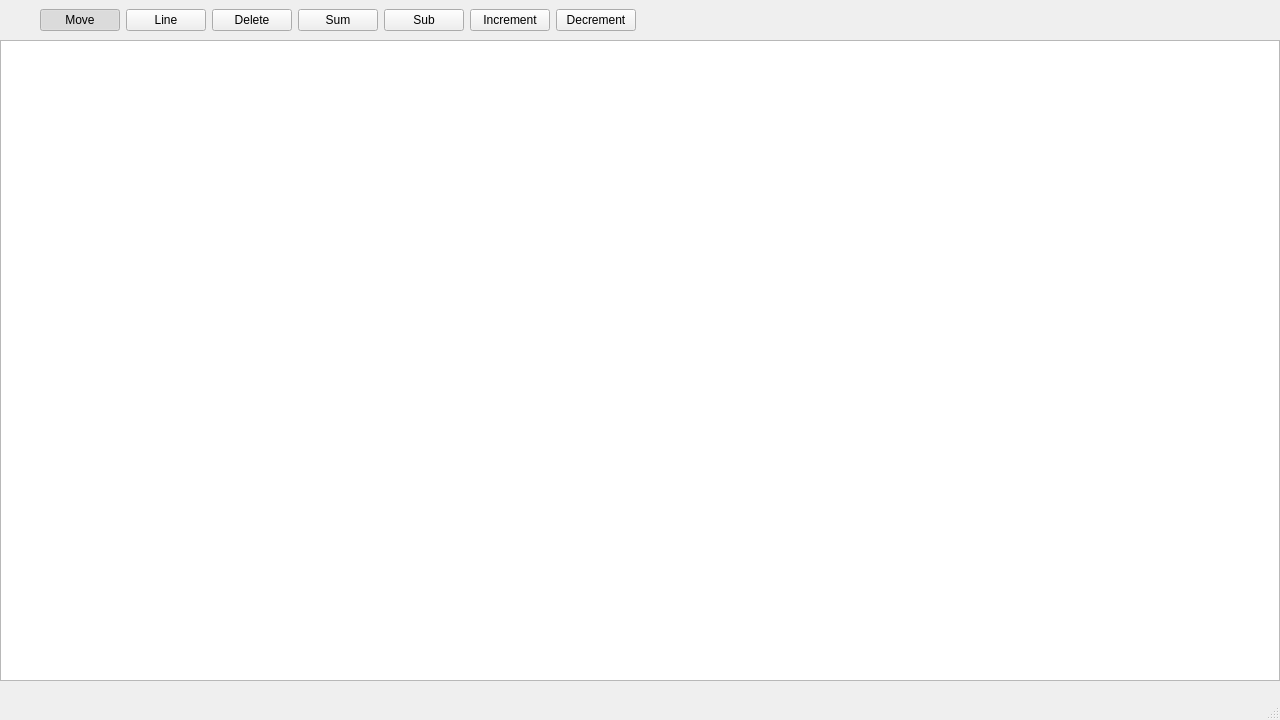
Above: src/mainwindow.ui from RichardFilo/ICP before the change. Below: the same form after it.
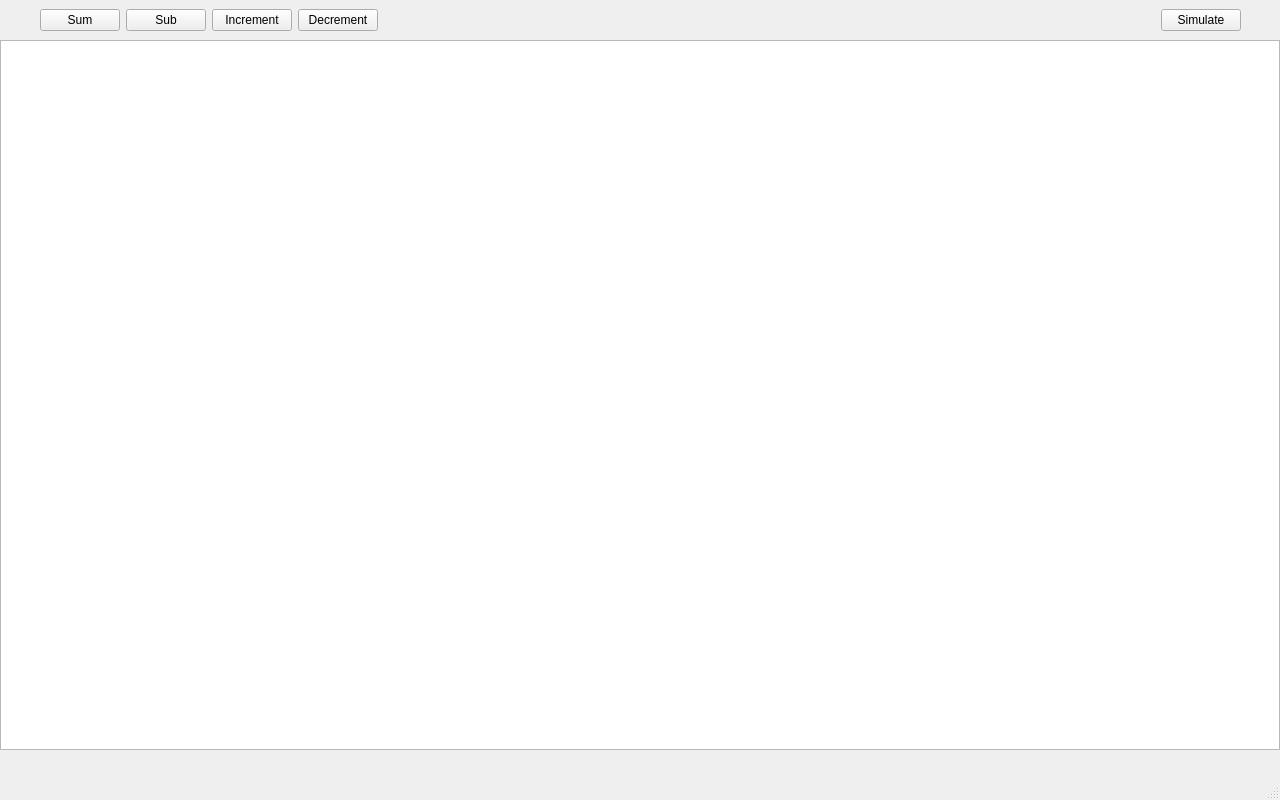
That is the form after the change.

What changed in the file:
```diff
--- a/src/mainwindow.ui
+++ b/src/mainwindow.ui
@@ -10,9 +10,27 @@
     <x>0</x>
     <y>0</y>
     <width>1280</width>
-    <height>720</height>
+    <height>800</height>
    </rect>
   </property>
+  <property name="sizePolicy">
+   <sizepolicy hsizetype="Fixed" vsizetype="Fixed">
+    <horstretch>0</horstretch>
+    <verstretch>0</verstretch>
+   </sizepolicy>
+  </property>
+  <property name="minimumSize">
+   <size>
+    <width>1280</width>
+    <height>800</height>
+   </size>
+  </property>
+  <property name="maximumSize">
+   <size>
+    <width>1280</width>
+    <height>800</height>
+   </size>
+  </property>
   <property name="windowTitle">
    <string>MainWindow</string>
   </property>
@@ -43,48 +61,6 @@
        </property>
       </spacer>
      </item>
-     <item>
-      <widget class="QPushButton" name="pushButton">
-       <property name="enabled">
-        <bool>true</bool>
-       </property>
-       <property name="mouseTracking">
-        <bool>false</bool>
-       </property>
-       <property name="tabletTracking">
-        <bool>false</bool>
-       </property>
-       <property name="text">
-        <string>Move</string>
-       </property>
-       <property name="checkable">
-        <bool>true</bool>
-       </property>
-       <property name="checked">
-        <bool>true</bool>
-       </property>
-      </widget>
-     </item>
-     <item>
-      <widget class="QPushButton" name="pushButton_2">
-       <property name="text">
-        <string>Line</string>
-       </property>
-       <property name="checkable">
-        <bool>true</bool>
-       </property>
-      </widget>
-     </item>
-     <item>
-      <widget class="QPushButton" name="pushButton_3">
-       <property name="text">
-        <string>Delete</string>
-       </property>
-       <property name="checkable">
-        <bool>true</bool>
-       </property>
-      </widget>
-     </item>
      <item>
       <widget class="QPushButton" name="pushButton_4">
        <property name="text">
@@ -126,6 +102,29 @@
        </property>
       </spacer>
      </item>
+     <item>
+      <widget class="QPushButton" name="pushButton_8">
+       <property name="text">
+        <string>Simulate</string>
+       </property>
+      </widget>
+     </item>
+     <item>
+      <spacer name="horizontalSpacer_4">
+       <property name="orientation">
+        <enum>Qt::Horizontal</enum>
+       </property>
+       <property name="sizeType">
+        <enum>QSizePolicy::Minimum</enum>
+       </property>
+       <property name="sizeHint" stdset="0">
+        <size>
+         <width>40</width>
+         <height>20</height>
+        </size>
+       </property>
+      </spacer>
+     </item>
     </layout>
    </widget>
    <widget class="QGraphicsView" name="graphicsView">
@@ -134,7 +133,7 @@
       <x>0</x>
       <y>40</y>
       <width>1280</width>
-      <height>641</height>
+      <height>710</height>
      </rect>
     </property>
    </widget>
```
Left out of the diff: 4 changed lines with no effect on the pictures.
